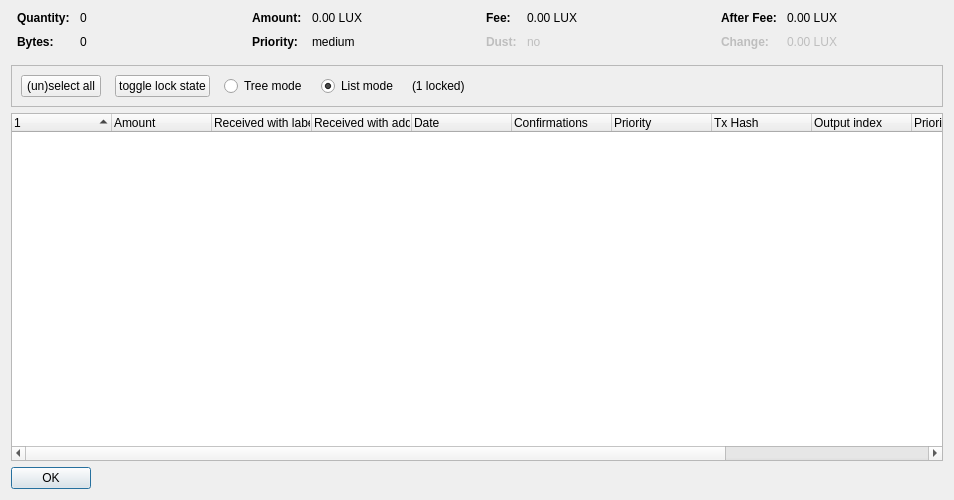
The window that src/qt/forms/coincontroldialog.ui (LUX-Core/lux) describes before a commit, drawn with Qt 5.
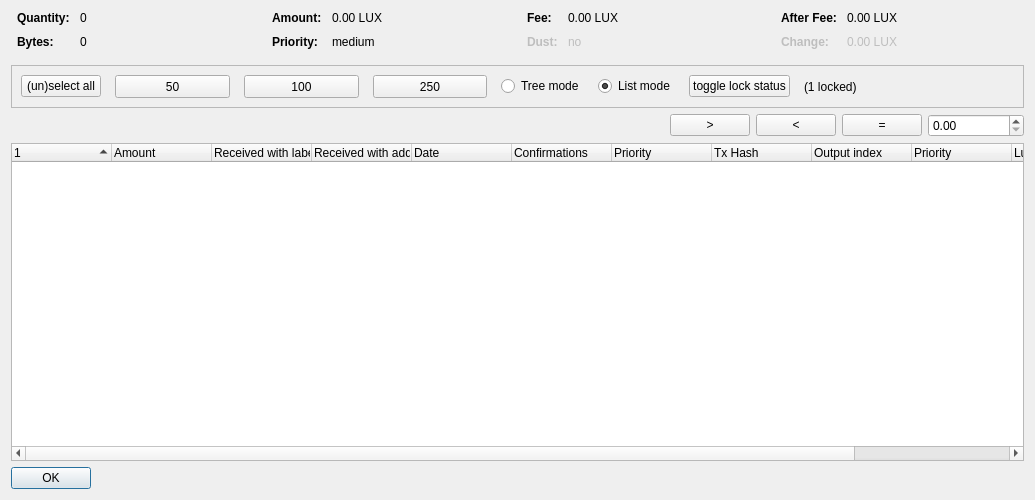
The same window after the commit. Custom widgets are drawn as their Qt base class.

Diff of the .ui file:
```diff
--- a/src/qt/forms/coincontroldialog.ui
+++ b/src/qt/forms/coincontroldialog.ui
@@ -6,7 +6,7 @@
    <rect>
     <x>0</x>
     <y>0</y>
-    <width>954</width>
+    <width>1035</width>
     <height>500</height>
    </rect>
   </property>
@@ -348,7 +348,7 @@
      </property>
      <layout class="QHBoxLayout" name="horizontalLayout">
       <item>
-       <layout class="QHBoxLayout" name="horizontalLayoutPanel" stretch="0,0,0,0,0,0">
+       <layout class="QHBoxLayout" name="horizontalLayoutPanel" stretch="0,0,0,0,0,0,0,0,0">
         <property name="spacing">
          <number>14</number>
         </property>
@@ -369,18 +369,41 @@
          </widget>
         </item>
         <item>
-         <widget class="QPushButton" name="pushButtonToggleLock">
-          <property name="sizePolicy">
-           <sizepolicy hsizetype="Maximum" vsizetype="Fixed">
-            <horstretch>0</horstretch>
-            <verstretch>0</verstretch>
-           </sizepolicy>
+         <widget class="QPushButton" name="select_50">
+          <property name="minimumSize">
+           <size>
+            <width>115</width>
+            <height>23</height>
+           </size>
           </property>
           <property name="text">
-           <string>toggle lock state</string>
+           <string>50</string>
           </property>
-          <property name="autoDefault">
-           <bool>false</bool>
+         </widget>
+        </item>
+        <item>
+         <widget class="QPushButton" name="select_100">
+          <property name="minimumSize">
+           <size>
+            <width>115</width>
+            <height>23</height>
+           </size>
+          </property>
+          <property name="text">
+           <string>100</string>
+          </property>
+         </widget>
+        </item>
+        <item>
+         <widget class="QPushButton" name="select_250">
+          <property name="minimumSize">
+           <size>
+            <width>114</width>
+            <height>23</height>
+           </size>
+          </property>
+          <property name="text">
+           <string>250</string>
           </property>
          </widget>
         </item>
@@ -413,6 +436,22 @@
           </property>
          </widget>
         </item>
+        <item>
+         <widget class="QPushButton" name="pushButtonToggleLock">
+          <property name="sizePolicy">
+           <sizepolicy hsizetype="Maximum" vsizetype="Fixed">
+            <horstretch>0</horstretch>
+            <verstretch>0</verstretch>
+           </sizepolicy>
+          </property>
+          <property name="text">
+           <string>toggle lock status</string>
+          </property>
+          <property name="autoDefault">
+           <bool>false</bool>
+          </property>
+         </widget>
+        </item>
         <item>
          <widget class="QLabel" name="labelLocked">
           <property name="text">
@@ -438,6 +477,60 @@
      </layout>
     </widget>
    </item>
+   <item>
+    <layout class="QHBoxLayout" name="horizontalLayout_3">
+     <item>
+      <spacer name="horizontalSpacer_2">
+       <property name="orientation">
+        <enum>Qt::Horizontal</enum>
+       </property>
+       <property name="sizeHint" stdset="0">
+        <size>
+         <width>40</width>
+         <height>20</height>
+        </size>
+       </property>
+      </spacer>
+     </item>
+     <item>
+      <widget class="QPushButton" name="GreaterThan">
+       <property name="text">
+        <string>&gt;</string>
+       </property>
+      </widget>
+     </item>
+     <item>
+      <widget class="QPushButton" name="LessThan">
+       <property name="text">
+        <string>&lt;</string>
+       </property>
+      </widget>
+     </item>
+     <item>
+      <widget class="QPushButton" name="EqualTo">
+       <property name="text">
+        <string>=</string>
+       </property>
+      </widget>
+     </item>
+     <item>
+      <widget class="QDoubleSpinBox" name="num_box">
+       <property name="minimumSize">
+        <size>
+         <width>96</width>
+         <height>20</height>
+        </size>
+       </property>
+      </widget>
+     </item>
+    </layout>
+   </item>
+   <item>
+    <layout class="QVBoxLayout" name="verticalLayout_2"/>
+   </item>
+   <item>
+    <layout class="QHBoxLayout" name="horizontalLayout_2"/>
+   </item>
    <item>
     <widget class="CoinControlTreeWidget" name="treeWidget">
      <property name="contextMenuPolicy">
```
